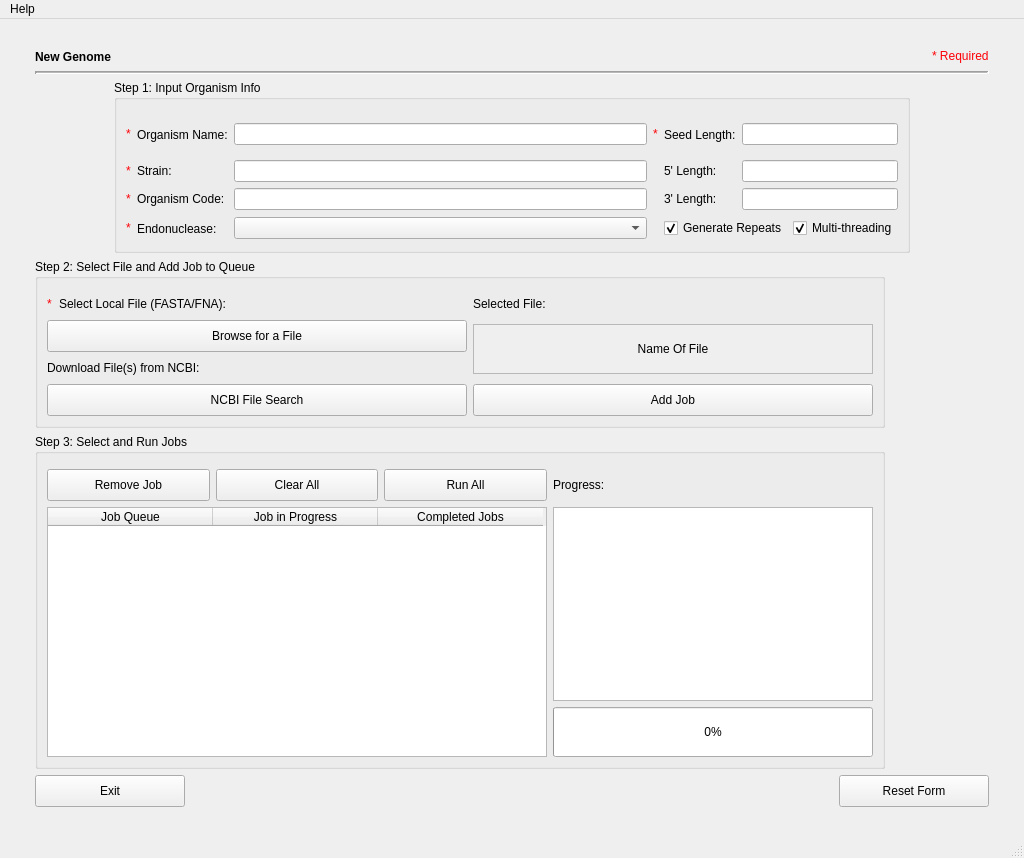
This is NewGenome.ui in TrinhLab/CASPERapp as Qt 5 draws it before an edit. The edited form follows.
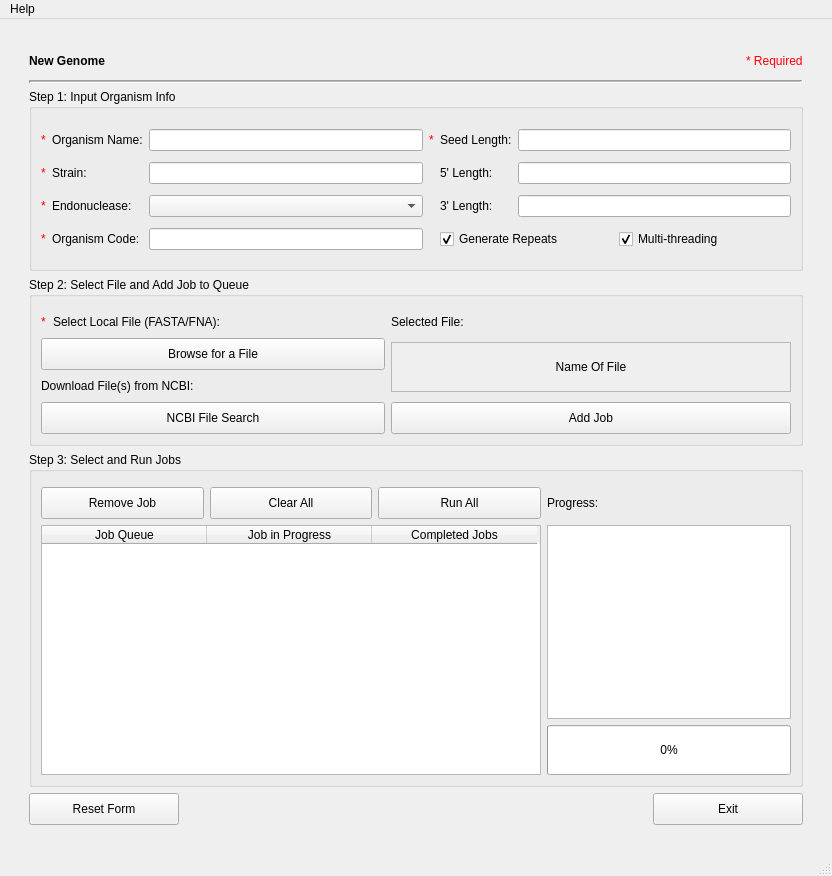
This is the edited form.

```diff
--- a/NewGenome.ui
+++ b/NewGenome.ui
@@ -6,66 +6,168 @@
    <rect>
     <x>0</x>
     <y>0</y>
-    <width>1024</width>
-    <height>858</height>
+    <width>832</width>
+    <height>876</height>
    </rect>
   </property>
-  <property name="font">
-   <font>
-    <family>Arial</family>
-    <weight>50</weight>
-    <italic>false</italic>
-    <bold>false</bold>
-   </font>
-  </property>
   <property name="windowTitle">
-   <string>New Genome</string>
-  </property>
-  <property name="styleSheet">
-   <string notr="true"/>
+   <string>MainWindow</string>
   </property>
   <widget class="QWidget" name="centralwidget">
-   <property name="styleSheet">
-    <string notr="true"/>
-   </property>
-   <layout class="QGridLayout" name="gridLayout_9">
-    <item row="6" column="1">
-     <widget class="QPushButton" name="contButton">
+   <layout class="QGridLayout" name="gridLayout_3">
+    <item row="1" column="1">
+     <widget class="QLabel" name="label_8">
       <property name="minimumSize">
        <size>
-        <width>150</width>
-        <height>32</height>
+        <width>0</width>
+        <height>0</height>
        </size>
       </property>
       <property name="maximumSize">
        <size>
-        <width>150</width>
-        <height>16777215</height>
+        <width>16777215</width>
+        <height>50</height>
        </size>
       </property>
       <property name="font">
        <font>
         <family>Arial</family>
-        <weight>50</weight>
+        <weight>75</weight>
         <italic>false</italic>
-        <bold>false</bold>
+        <bold>true</bold>
        </font>
       </property>
       <property name="styleSheet">
        <string notr="true"/>
       </property>
       <property name="text">
-       <string>Exit</string>
+       <string>New Genome</string>
       </property>
+      <property name="scaledContents">
+       <bool>false</bool>
+      </property>
      </widget>
     </item>
-    <item row="5" column="1" colspan="2">
-     <layout class="QGridLayout" name="gridLayout_7">
-      <item row="2" column="0" colspan="2">
+    <item row="0" column="3" rowspan="9">
+     <spacer name="horizontalSpacer_3">
+      <property name="orientation">
+       <enum>Qt::Horizontal</enum>
+      </property>
+      <property name="sizeType">
+       <enum>QSizePolicy::Fixed</enum>
+      </property>
+      <property name="sizeHint" stdset="0">
+       <size>
+        <width>20</width>
+        <height>20</height>
+       </size>
+      </property>
+     </spacer>
+    </item>
+    <item row="8" column="1" colspan="2">
+     <spacer name="verticalSpacer_2">
+      <property name="orientation">
+       <enum>Qt::Vertical</enum>
+      </property>
+      <property name="sizeType">
+       <enum>QSizePolicy::Fixed</enum>
+      </property>
+      <property name="sizeHint" stdset="0">
+       <size>
+        <width>20</width>
+        <height>20</height>
+       </size>
+      </property>
+     </spacer>
+    </item>
+    <item row="0" column="0" rowspan="9">
+     <spacer name="horizontalSpacer_2">
+      <property name="orientation">
+       <enum>Qt::Horizontal</enum>
+      </property>
+      <property name="sizeType">
+       <enum>QSizePolicy::Fixed</enum>
+      </property>
+      <property name="sizeHint" stdset="0">
+       <size>
+        <width>20</width>
+        <height>20</height>
+       </size>
+      </property>
+     </spacer>
+    </item>
+    <item row="3" column="1" colspan="2">
+     <widget class="Line" name="line_2">
+      <property name="lineWidth">
+       <number>2</number>
+      </property>
+      <property name="midLineWidth">
+       <number>1</number>
+      </property>
+      <property name="orientation">
+       <enum>Qt::Horizontal</enum>
+      </property>
+     </widget>
+    </item>
+    <item row="0" column="1" colspan="2">
+     <spacer name="verticalSpacer">
+      <property name="orientation">
+       <enum>Qt::Vertical</enum>
+      </property>
+      <property name="sizeType">
+       <enum>QSizePolicy::Fixed</enum>
+      </property>
+      <property name="sizeHint" stdset="0">
+       <size>
+        <width>20</width>
+        <height>20</height>
+       </size>
+      </property>
+     </spacer>
+    </item>
+    <item row="7" column="1">
+     <widget class="QPushButton" name="resetButton">
+      <property name="minimumSize">
+       <size>
+        <width>150</width>
+        <height>32</height>
+       </size>
+      </property>
+      <property name="maximumSize">
+       <size>
+        <width>150</width>
+        <height>16777215</height>
+       </size>
+      </property>
+      <property name="text">
+       <string>Reset Form</string>
+      </property>
+     </widget>
+    </item>
+    <item row="1" column="2" alignment="Qt::AlignRight">
+     <widget class="QLabel" name="label_16">
+      <property name="maximumSize">
+       <size>
+        <width>16777215</width>
+        <height>33</height>
+       </size>
+      </property>
+      <property name="text">
+       <string>&lt;html&gt;&lt;head/&gt;&lt;body&gt;&lt;p&gt;&lt;span style=&quot; color:#fc0107;&quot;&gt;* Required&lt;/span&gt;&lt;/p&gt;&lt;/body&gt;&lt;/html&gt;</string>
+      </property>
+     </widget>
+    </item>
+    <item row="6" column="1" colspan="2">
        <widget class="QGroupBox" name="Step3">
+      <property name="sizePolicy">
+       <sizepolicy hsizetype="Expanding" vsizetype="Preferred">
+        <horstretch>0</horstretch>
+        <verstretch>0</verstretch>
+       </sizepolicy>
+      </property>
         <property name="maximumSize">
          <size>
-          <width>850</width>
+        <width>16777215</width>
           <height>16777215</height>
          </size>
         </property>
@@ -163,7 +265,7 @@
           <widget class="QTextBrowser" name="output_browser">
            <property name="minimumSize">
             <size>
-             <width>0</width>
+           <width>200</width>
              <height>0</height>
             </size>
            </property>
@@ -182,7 +284,7 @@
           </widget>
          </item>
          <item row="0" column="0">
-          <layout class="QGridLayout" name="gridLayout_4">
+        <layout class="QGridLayout" name="gridLayout_5">
            <property name="sizeConstraint">
             <enum>QLayout::SetFixedSize</enum>
            </property>
@@ -230,18 +332,24 @@
         </layout>
        </widget>
       </item>
-      <item row="1" column="0" colspan="2">
+    <item row="5" column="1" colspan="2">
        <widget class="QGroupBox" name="Step2">
+      <property name="sizePolicy">
+       <sizepolicy hsizetype="Expanding" vsizetype="Preferred">
+        <horstretch>0</horstretch>
+        <verstretch>0</verstretch>
+       </sizepolicy>
+      </property>
         <property name="minimumSize">
          <size>
-          <width>796</width>
+        <width>0</width>
           <height>169</height>
          </size>
         </property>
         <property name="maximumSize">
          <size>
-          <width>850</width>
-          <height>169</height>
+        <width>16777215</width>
+        <height>16777215</height>
          </size>
         </property>
         <property name="styleSheet">
@@ -250,7 +358,7 @@
         <property name="title">
          <string>Step 2: Select File and Add Job to Queue</string>
         </property>
-        <layout class="QGridLayout" name="gridLayout_3">
+      <layout class="QGridLayout" name="gridLayout_4">
          <property name="topMargin">
           <number>15</number>
          </property>
@@ -300,6 +408,32 @@
            </widget>
           </widget>
          </item>
+       <item row="3" column="1">
+        <widget class="QPushButton" name="submitButton">
+         <property name="minimumSize">
+          <size>
+           <width>0</width>
+           <height>32</height>
+          </size>
+         </property>
+         <property name="text">
+          <string>Add Job</string>
+         </property>
+        </widget>
+       </item>
+       <item row="3" column="0">
+        <widget class="QPushButton" name="NCBI_File_Search">
+         <property name="minimumSize">
+          <size>
+           <width>0</width>
+           <height>32</height>
+          </size>
+         </property>
+         <property name="text">
+          <string>NCBI File Search</string>
+         </property>
+        </widget>
+       </item>
          <item row="0" column="0">
           <layout class="QGridLayout" name="gridLayout_10">
            <item row="0" column="0">
@@ -330,6 +464,26 @@
            </item>
           </layout>
          </item>
+       <item row="2" column="0">
+        <widget class="QLabel" name="label_11">
+         <property name="text">
+          <string>Download File(s) from NCBI:</string>
+         </property>
+        </widget>
+       </item>
+       <item row="1" column="0">
+        <widget class="QPushButton" name="browseForFile">
+         <property name="minimumSize">
+          <size>
+           <width>0</width>
+           <height>32</height>
+          </size>
+         </property>
+         <property name="text">
+          <string>Browse for a File</string>
+         </property>
+        </widget>
+       </item>
          <item row="0" column="1">
           <widget class="QLabel" name="label_7">
            <property name="maximumSize">
@@ -343,67 +497,27 @@
            </property>
           </widget>
          </item>
-         <item row="1" column="0">
-          <widget class="QPushButton" name="browseForFile">
-           <property name="minimumSize">
-            <size>
-             <width>0</width>
-             <height>32</height>
-            </size>
-           </property>
-           <property name="text">
-            <string>Browse for a File</string>
-           </property>
-          </widget>
-         </item>
-         <item row="2" column="0">
-          <widget class="QLabel" name="label_11">
-           <property name="text">
-            <string>Download File(s) from NCBI:</string>
-           </property>
-          </widget>
-         </item>
-         <item row="3" column="0">
-          <widget class="QPushButton" name="NCBI_File_Search">
-           <property name="minimumSize">
-            <size>
-             <width>0</width>
-             <height>32</height>
-            </size>
-           </property>
-           <property name="text">
-            <string>NCBI File Search</string>
-           </property>
-          </widget>
-         </item>
-         <item row="3" column="1">
-          <widget class="QPushButton" name="submitButton">
-           <property name="minimumSize">
-            <size>
-             <width>0</width>
-             <height>32</height>
-            </size>
-           </property>
-           <property name="text">
-            <string>Add Job</string>
-           </property>
-          </widget>
-         </item>
         </layout>
        </widget>
       </item>
-      <item row="0" column="0" colspan="2" alignment="Qt::AlignHCenter">
+    <item row="4" column="1" colspan="2">
        <widget class="QGroupBox" name="Step1">
+      <property name="sizePolicy">
+       <sizepolicy hsizetype="Expanding" vsizetype="Expanding">
+        <horstretch>0</horstretch>
+        <verstretch>0</verstretch>
+       </sizepolicy>
+      </property>
         <property name="minimumSize">
          <size>
-          <width>796</width>
+        <width>0</width>
           <height>173</height>
          </size>
         </property>
         <property name="maximumSize">
          <size>
-          <width>850</width>
-          <height>173</height>
+        <width>16777215</width>
+        <height>16777215</height>
          </size>
         </property>
         <property name="font">
@@ -424,53 +538,57 @@
          <property name="topMargin">
           <number>15</number>
          </property>
-         <item row="0" column="0" rowspan="4" colspan="3">
-          <layout class="QGridLayout" name="gridLayout">
-           <item row="0" column="0" rowspan="4">
+       <item row="1" column="5">
+        <widget class="QLabel" name="label_3">
+         <property name="sizePolicy">
+          <sizepolicy hsizetype="Maximum" vsizetype="Preferred">
+           <horstretch>0</horstretch>
+           <verstretch>0</verstretch>
+          </sizepolicy>
+         </property>
+         <property name="toolTip">
+          <string>&lt;html&gt;&lt;head/&gt;&lt;body&gt;&lt;p&gt;Length in nucleotides of gRNA sequence upstream (5')&lt;/p&gt;&lt;p&gt;of the seed.&lt;/p&gt;&lt;/body&gt;&lt;/html&gt;</string>
+         </property>
+         <property name="text">
+          <string>5' Length:</string>
+         </property>
+        </widget>
+       </item>
+       <item row="0" column="0">
             <widget class="QLabel" name="label_12">
              <property name="text">
               <string>&lt;html&gt;&lt;head/&gt;&lt;body&gt;&lt;p&gt;&lt;span style=&quot; color:#fc0107;&quot;&gt;*&lt;/span&gt;&lt;/p&gt;&lt;/body&gt;&lt;/html&gt;</string>
              </property>
             </widget>
            </item>
-           <item row="5" column="0">
-            <widget class="QLabel" name="label_13">
-             <property name="text">
-              <string>&lt;html&gt;&lt;head/&gt;&lt;body&gt;&lt;p&gt;&lt;span style=&quot; color:#fc0107;&quot;&gt;*&lt;/span&gt;&lt;/p&gt;&lt;/body&gt;&lt;/html&gt;</string>
-             </property>
-            </widget>
-           </item>
-           <item row="0" column="1" rowspan="4">
-            <widget class="QLabel" name="OrganismName">
-             <property name="text">
-              <string>Organism Name:</string>
-             </property>
-            </widget>
-           </item>
-           <item row="0" column="4" rowspan="4">
-            <widget class="QLabel" name="label_2">
+       <item row="2" column="1">
+        <widget class="QLabel" name="endoNameLabel">
+         <property name="sizePolicy">
+          <sizepolicy hsizetype="Maximum" vsizetype="Preferred">
+           <horstretch>0</horstretch>
+           <verstretch>0</verstretch>
+          </sizepolicy>
+         </property>
              <property name="toolTip">
-              <string>&lt;html&gt;&lt;head/&gt;&lt;body&gt;&lt;p&gt;The length in nucleotides of the region of gRNA most crucial&lt;/p&gt;&lt;p&gt;for gRNA binding. CASPER uses this value to find repeated&lt;/p&gt;&lt;p&gt;gRNA sequences.&lt;/p&gt;&lt;/body&gt;&lt;/html&gt;</string>
+          <string>The Cas endonuclease selected determines the gRNA
+search parameters</string>
              </property>
              <property name="text">
-              <string>Seed Length:</string>
+          <string>Endonuclease:</string>
              </property>
             </widget>
            </item>
-           <item row="0" column="5" rowspan="4" colspan="2">
-            <widget class="QLineEdit" name="seed_length">
+       <item row="0" column="2">
+        <widget class="QLineEdit" name="orgName">
              <property name="maximumSize">
               <size>
                <width>16777215</width>
                <height>16777215</height>
               </size>
              </property>
-             <property name="readOnly">
-              <bool>true</bool>
-             </property>
-            </widget>
-           </item>
-           <item row="4" column="5" colspan="2">
+        </widget>
+       </item>
+       <item row="1" column="6">
             <widget class="QLineEdit" name="five_length">
              <property name="maximumSize">
               <size>
@@ -483,15 +601,37 @@
              </property>
             </widget>
            </item>
-           <item row="6" column="0" rowspan="2">
-            <widget class="QLabel" name="label_14">
+       <item row="1" column="1">
+        <widget class="QLabel" name="Subspecies">
+         <property name="sizePolicy">
+          <sizepolicy hsizetype="Maximum" vsizetype="Preferred">
+           <horstretch>0</horstretch>
+           <verstretch>0</verstretch>
+          </sizepolicy>
+         </property>
+         <property name="toolTip">
+          <string/>
+         </property>
+         <property name="text">
+          <string>Strain:</string>
+         </property>
+        </widget>
+       </item>
+       <item row="2" column="0">
+        <widget class="QLabel" name="label_13">
              <property name="text">
               <string>&lt;html&gt;&lt;head/&gt;&lt;body&gt;&lt;p&gt;&lt;span style=&quot; color:#fc0107;&quot;&gt;*&lt;/span&gt;&lt;/p&gt;&lt;/body&gt;&lt;/html&gt;</string>
              </property>
             </widget>
            </item>
-           <item row="5" column="1">
+       <item row="3" column="1">
             <widget class="QLabel" name="label">
+         <property name="sizePolicy">
+          <sizepolicy hsizetype="Minimum" vsizetype="Preferred">
+           <horstretch>0</horstretch>
+           <verstretch>0</verstretch>
+          </sizepolicy>
+         </property>
              <property name="toolTip">
               <string>The organism code is the manner in which CASPER will label its data files
 and references for the organism you are importing here.</string>
@@ -501,28 +641,61 @@
              </property>
             </widget>
            </item>
-           <item row="0" column="2" rowspan="4">
-            <widget class="QLineEdit" name="orgName">
+       <item row="0" column="6">
+        <widget class="QLineEdit" name="seed_length">
              <property name="maximumSize">
               <size>
                <width>16777215</width>
                <height>16777215</height>
               </size>
              </property>
-            </widget>
-           </item>
-           <item row="4" column="1">
-            <widget class="QLabel" name="Subspecies">
-             <property name="toolTip">
-              <string/>
-             </property>
+         <property name="readOnly">
+          <bool>true</bool>
+         </property>
+        </widget>
+       </item>
+       <item row="0" column="4">
+        <widget class="QLabel" name="label_15">
+         <property name="text">
+          <string>&lt;html&gt;&lt;head/&gt;&lt;body&gt;&lt;p&gt;&lt;span style=&quot; color:#fc0107;&quot;&gt;*&lt;/span&gt;&lt;/p&gt;&lt;/body&gt;&lt;/html&gt;</string>
+         </property>
+        </widget>
+       </item>
+       <item row="3" column="0">
+        <widget class="QLabel" name="label_14">
              <property name="text">
-              <string>Strain:</string>
+          <string>&lt;html&gt;&lt;head/&gt;&lt;body&gt;&lt;p&gt;&lt;span style=&quot; color:#fc0107;&quot;&gt;*&lt;/span&gt;&lt;/p&gt;&lt;/body&gt;&lt;/html&gt;</string>
              </property>
             </widget>
            </item>
-           <item row="6" column="2" rowspan="2">
+       <item row="1" column="0">
+        <widget class="QLabel" name="label_6">
+         <property name="text">
+          <string>&lt;html&gt;&lt;head/&gt;&lt;body&gt;&lt;p&gt;&lt;span style=&quot; color:#fc0107;&quot;&gt;*&lt;/span&gt;&lt;/p&gt;&lt;/body&gt;&lt;/html&gt;</string>
+         </property>
+        </widget>
+       </item>
+       <item row="0" column="1">
+        <widget class="QLabel" name="OrganismName">
+         <property name="sizePolicy">
+          <sizepolicy hsizetype="Minimum" vsizetype="Preferred">
+           <horstretch>0</horstretch>
+           <verstretch>0</verstretch>
+          </sizepolicy>
+         </property>
+         <property name="text">
+          <string>Organism Name:</string>
+         </property>
+        </widget>
+       </item>
+       <item row="2" column="2">
             <widget class="QComboBox" name="comboBoxEndo">
+         <property name="sizePolicy">
+          <sizepolicy hsizetype="Expanding" vsizetype="Fixed">
+           <horstretch>0</horstretch>
+           <verstretch>0</verstretch>
+          </sizepolicy>
+         </property>
              <property name="maximumSize">
               <size>
                <width>16777215</width>
@@ -531,8 +704,14 @@
              </property>
             </widget>
            </item>
-           <item row="5" column="4">
+       <item row="2" column="5">
             <widget class="QLabel" name="label_9">
+         <property name="sizePolicy">
+          <sizepolicy hsizetype="Preferred" vsizetype="Preferred">
+           <horstretch>0</horstretch>
+           <verstretch>0</verstretch>
+          </sizepolicy>
+         </property>
              <property name="toolTip">
               <string>&lt;html&gt;&lt;head/&gt;&lt;body&gt;&lt;p&gt;Length in nucleotides of gRNA sequence downstream (3')&lt;/p&gt;&lt;p&gt;of the seed.&lt;/p&gt;&lt;/body&gt;&lt;/html&gt;</string>
              </property>
@@ -541,48 +720,7 @@
              </property>
             </widget>
            </item>
-           <item row="6" column="6" rowspan="2">
-            <widget class="QCheckBox" name="mt">
-             <property name="text">
-              <string>Multi-threading</string>
-             </property>
-             <property name="checked">
-              <bool>true</bool>
-             </property>
-            </widget>
-           </item>
-           <item row="4" column="4">
-            <widget class="QLabel" name="label_3">
-             <property name="toolTip">
-              <string>&lt;html&gt;&lt;head/&gt;&lt;body&gt;&lt;p&gt;Length in nucleotides of gRNA sequence upstream (5')&lt;/p&gt;&lt;p&gt;of the seed.&lt;/p&gt;&lt;/body&gt;&lt;/html&gt;</string>
-             </property>
-             <property name="text">
-              <string>5' Length:</string>
-             </property>
-            </widget>
-           </item>
-           <item row="5" column="2">
-            <widget class="QLineEdit" name="orgCode">
-             <property name="maximumSize">
-              <size>
-               <width>16777215</width>
-               <height>16777215</height>
-              </size>
-             </property>
-            </widget>
-           </item>
-           <item row="6" column="1" rowspan="2">
-            <widget class="QLabel" name="endoNameLabel">
-             <property name="toolTip">
-              <string>The Cas endonuclease selected determines the gRNA
-search parameters</string>
-             </property>
-             <property name="text">
-              <string>Endonuclease:</string>
-             </property>
-            </widget>
-           </item>
-           <item row="4" column="2">
+       <item row="1" column="2">
             <widget class="QLineEdit" name="strainName">
              <property name="maximumSize">
               <size>
@@ -592,7 +730,23 @@
              </property>
             </widget>
            </item>
-           <item row="5" column="5" colspan="2">
+       <item row="0" column="5">
+        <widget class="QLabel" name="label_2">
+         <property name="sizePolicy">
+          <sizepolicy hsizetype="Preferred" vsizetype="Preferred">
+           <horstretch>0</horstretch>
+           <verstretch>0</verstretch>
+          </sizepolicy>
+         </property>
+         <property name="toolTip">
+          <string>&lt;html&gt;&lt;head/&gt;&lt;body&gt;&lt;p&gt;The length in nucleotides of the region of gRNA most crucial&lt;/p&gt;&lt;p&gt;for gRNA binding. CASPER uses this value to find repeated&lt;/p&gt;&lt;p&gt;gRNA sequences.&lt;/p&gt;&lt;/body&gt;&lt;/html&gt;</string>
+         </property>
+         <property name="text">
+          <string>Seed Length:</string>
+         </property>
+        </widget>
+       </item>
+       <item row="2" column="6">
             <widget class="QLineEdit" name="three_length">
              <property name="maximumSize">
               <size>
@@ -605,8 +759,26 @@
              </property>
             </widget>
            </item>
-           <item row="6" column="4" rowspan="2" colspan="2">
+       <item row="3" column="2">
+        <widget class="QLineEdit" name="orgCode">
+         <property name="maximumSize">
+          <size>
+           <width>16777215</width>
+           <height>16777215</height>
+          </size>
+         </property>
+        </widget>
+       </item>
+       <item row="3" column="5" colspan="2">
+        <layout class="QHBoxLayout" name="horizontalLayout_3">
+         <item>
             <widget class="QCheckBox" name="repeats_box">
+           <property name="sizePolicy">
+            <sizepolicy hsizetype="Preferred" vsizetype="Fixed">
+             <horstretch>0</horstretch>
+             <verstretch>0</verstretch>
+            </sizepolicy>
+           </property>
              <property name="text">
               <string>Generate Repeats</string>
              </property>
@@ -615,18 +787,20 @@
              </property>
             </widget>
            </item>
-           <item row="0" column="3" rowspan="4">
-            <widget class="QLabel" name="label_15">
-             <property name="text">
-              <string>&lt;html&gt;&lt;head/&gt;&lt;body&gt;&lt;p&gt;&lt;span style=&quot; color:#fc0107;&quot;&gt;*&lt;/span&gt;&lt;/p&gt;&lt;/body&gt;&lt;/html&gt;</string>
-             </property>
-            </widget>
-           </item>
-           <item row="4" column="0">
-            <widget class="QLabel" name="label_6">
+         <item>
+          <widget class="QCheckBox" name="mt">
+           <property name="sizePolicy">
+            <sizepolicy hsizetype="Preferred" vsizetype="Fixed">
+             <horstretch>0</horstretch>
+             <verstretch>0</verstretch>
+            </sizepolicy>
+           </property>
              <property name="text">
-              <string>&lt;html&gt;&lt;head/&gt;&lt;body&gt;&lt;p&gt;&lt;span style=&quot; color:#fc0107;&quot;&gt;*&lt;/span&gt;&lt;/p&gt;&lt;/body&gt;&lt;/html&gt;</string>
-             </property>
+            <string>Multi-threading</string>
+           </property>
+           <property name="checked">
+            <bool>true</bool>
+           </property>
             </widget>
            </item>
           </layout>
@@ -634,191 +808,57 @@
         </layout>
        </widget>
       </item>
-     </layout>
-    </item>
-    <item row="2" column="1" colspan="2">
-     <widget class="Line" name="line_2">
-      <property name="lineWidth">
-       <number>2</number>
-      </property>
-      <property name="midLineWidth">
-       <number>1</number>
-      </property>
-      <property name="orientation">
-       <enum>Qt::Horizontal</enum>
-      </property>
-     </widget>
-    </item>
-    <item row="5" column="0">
-     <spacer name="horizontalSpacer_2">
-      <property name="orientation">
-       <enum>Qt::Horizontal</enum>
-      </property>
-      <property name="sizeType">
-       <enum>QSizePolicy::Fixed</enum>
-      </property>
-      <property name="sizeHint" stdset="0">
-       <size>
-        <width>20</width>
-        <height>20</height>
-       </size>
-      </property>
-     </spacer>
-    </item>
-    <item row="5" column="3">
-     <spacer name="horizontalSpacer_3">
-      <property name="orientation">
-       <enum>Qt::Horizontal</enum>
-      </property>
-      <property name="sizeType">
-       <enum>QSizePolicy::Fixed</enum>
-      </property>
-      <property name="sizeHint" stdset="0">
-       <size>
-        <width>20</width>
-        <height>20</height>
-       </size>
-      </property>
-     </spacer>
-    </item>
-    <item row="1" column="2" alignment="Qt::AlignRight">
-     <widget class="QLabel" name="label_16">
-      <property name="maximumSize">
-       <size>
-        <width>16777215</width>
-        <height>33</height>
-       </size>
-      </property>
-      <property name="text">
-       <string>&lt;html&gt;&lt;head/&gt;&lt;body&gt;&lt;p&gt;&lt;span style=&quot; color:#fc0107;&quot;&gt;* Required&lt;/span&gt;&lt;/p&gt;&lt;/body&gt;&lt;/html&gt;</string>
-      </property>
-     </widget>
-    </item>
-    <item row="1" column="1">
-     <widget class="QLabel" name="label_8">
+    <item row="7" column="2" alignment="Qt::AlignRight">
+     <widget class="QPushButton" name="contButton">
       <property name="minimumSize">
        <size>
-        <width>0</width>
-        <height>0</height>
+        <width>150</width>
+        <height>32</height>
        </size>
       </property>
       <property name="maximumSize">
        <size>
-        <width>16777215</width>
-        <height>50</height>
+        <width>150</width>
+        <height>16777215</height>
        </size>
       </property>
       <property name="font">
        <font>
         <family>Arial</family>
-        <weight>75</weight>
+        <weight>50</weight>
         <italic>false</italic>
-        <bold>true</bold>
+        <bold>false</bold>
        </font>
       </property>
       <property name="styleSheet">
        <string notr="true"/>
       </property>
       <property name="text">
-       <string>New Genome</string>
+       <string>Exit</string>
       </property>
-      <property name="scaledContents">
-       <bool>false</bool>
-      </property>
      </widget>
     </item>
-    <item row="6" column="2" alignment="Qt::AlignRight">
-     <widget class="QPushButton" name="resetButton">
-      <property name="minimumSize">
-       <size>
-        <width>150</width>
-        <height>32</height>
-       </size>
-      </property>
-      <property name="maximumSize">
-       <size>
-        <width>150</width>
-        <height>16777215</height>
-       </size>
-      </property>
-      <property name="text">
-       <string>Reset Form</string>
-      </property>
-     </widget>
-    </item>
-    <item row="7" column="0" colspan="4">
-     <spacer name="verticalSpacer_2">
-      <property name="orientation">
-       <enum>Qt::Vertical</enum>
-      </property>
-      <property name="sizeType">
-       <enum>QSizePolicy::Fixed</enum>
-      </property>
-      <property name="sizeHint" stdset="0">
-       <size>
-        <width>20</width>
-        <height>20</height>
-       </size>
-      </property>
-     </spacer>
-    </item>
-    <item row="0" column="0" colspan="4">
-     <spacer name="verticalSpacer">
-      <property name="orientation">
-       <enum>Qt::Vertical</enum>
-      </property>
-      <property name="sizeType">
-       <enum>QSizePolicy::Fixed</enum>
-      </property>
-      <property name="sizeHint" stdset="0">
-       <size>
-        <width>20</width>
-        <height>20</height>
-       </size>
-      </property>
-     </spacer>
-    </item>
    </layout>
   </widget>
-  <widget class="QStatusBar" name="statusbar"/>
   <widget class="QMenuBar" name="menubar">
    <property name="geometry">
     <rect>
      <x>0</x>
      <y>0</y>
-     <width>1024</width>
-     <height>21</height>
+     <width>832</width>
+     <height>24</height>
     </rect>
    </property>
-   <widget class="QMenu" name="menuHelp">
+   <widget class="QMenu" name="menu">
     <property name="title">
      <string>Help</string>
     </property>
     <addaction name="visit_repo"/>
     <addaction name="go_ncbi"/>
    </widget>
-   <addaction name="menuHelp"/>
+   <addaction name="menu"/>
   </widget>
-  <action name="actionExisting_Organism">
-   <property name="text">
-    <string>Existing Organism</string>
-   </property>
-  </action>
-  <action name="actionAdd_Endonuclease">
-   <property name="text">
-    <string>Add Endonuclease</string>
-   </property>
-  </action>
-  <action name="actionView_Statistics">
-   <property name="text">
-    <string>View Statistics</string>
-   </property>
-  </action>
-  <action name="actionChange_Directory">
-   <property name="text">
-    <string>Change Directory</string>
-   </property>
-  </action>
+  <widget class="QStatusBar" name="statusbar"/>
   <action name="visit_repo">
    <property name="text">
     <string>Visit Repository</string>
```
Left out of the diff: 20 changed lines with no effect on the pictures. Lines whose indentation alone changed are shown as unchanged.
